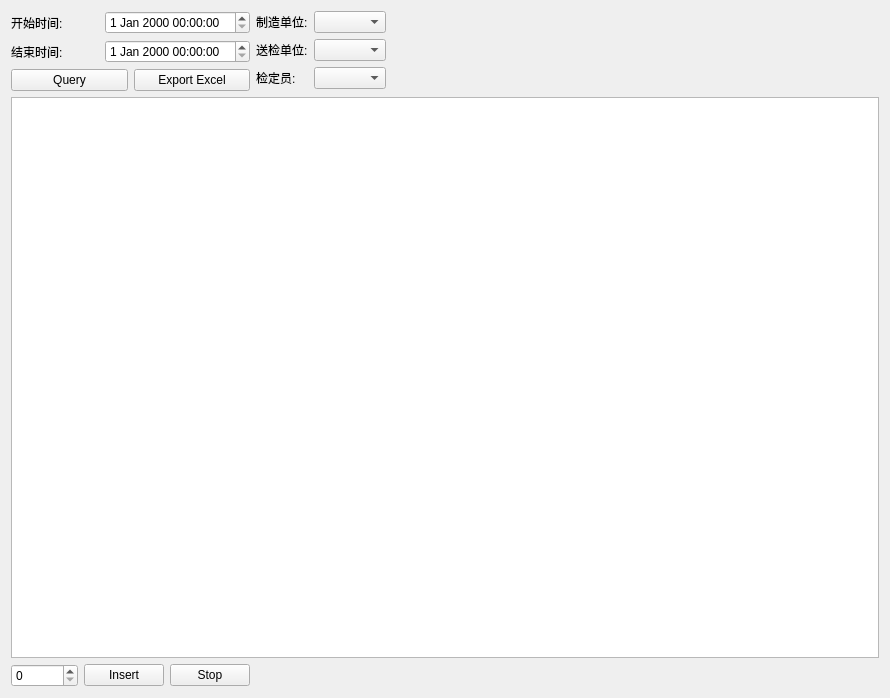
Before: the Qt Designer form source/gui/ui/queryresult.ui in flimmy78/qtverify, drawn with Qt 5.
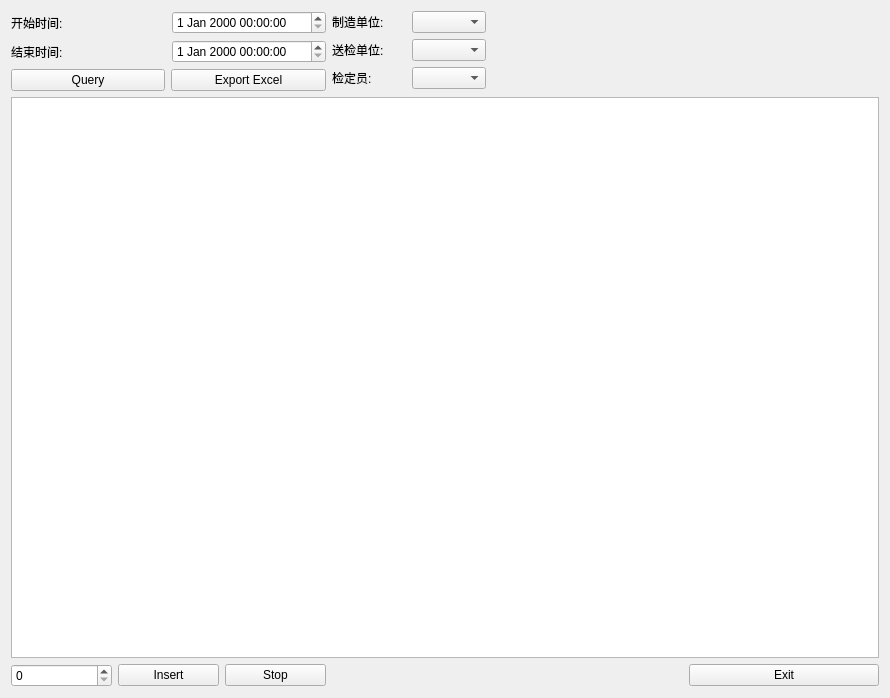
After: the same form once the commit is applied.

Commit message: 在排气时间内如果没有输入表号则提示，并显示开始按钮

```diff
--- a/source/gui/ui/queryresult.ui
+++ b/source/gui/ui/queryresult.ui
@@ -99,7 +99,7 @@
      </item>
     </layout>
    </item>
-   <item row="0" column="3">
+   <item row="0" column="3" colspan="2">
     <spacer name="horizontalSpacer">
      <property name="orientation">
       <enum>Qt::Horizontal</enum>
@@ -132,7 +132,7 @@
      </property>
     </widget>
    </item>
-   <item row="2" column="0" colspan="4">
+   <item row="2" column="0" colspan="5">
     <widget class="QTableView" name="tableView"/>
    </item>
    <item row="3" column="0" colspan="2">
@@ -173,6 +173,19 @@
      </property>
     </spacer>
    </item>
+   <item row="3" column="4">
+    <widget class="QPushButton" name="btnExit">
+     <property name="sizePolicy">
+      <sizepolicy hsizetype="Preferred" vsizetype="Fixed">
+       <horstretch>0</horstretch>
+       <verstretch>0</verstretch>
+      </sizepolicy>
+     </property>
+     <property name="text">
+      <string>Exit</string>
+     </property>
+    </widget>
+   </item>
   </layout>
  </widget>
  <resources/>
```
The commit also changes 5 other files.
